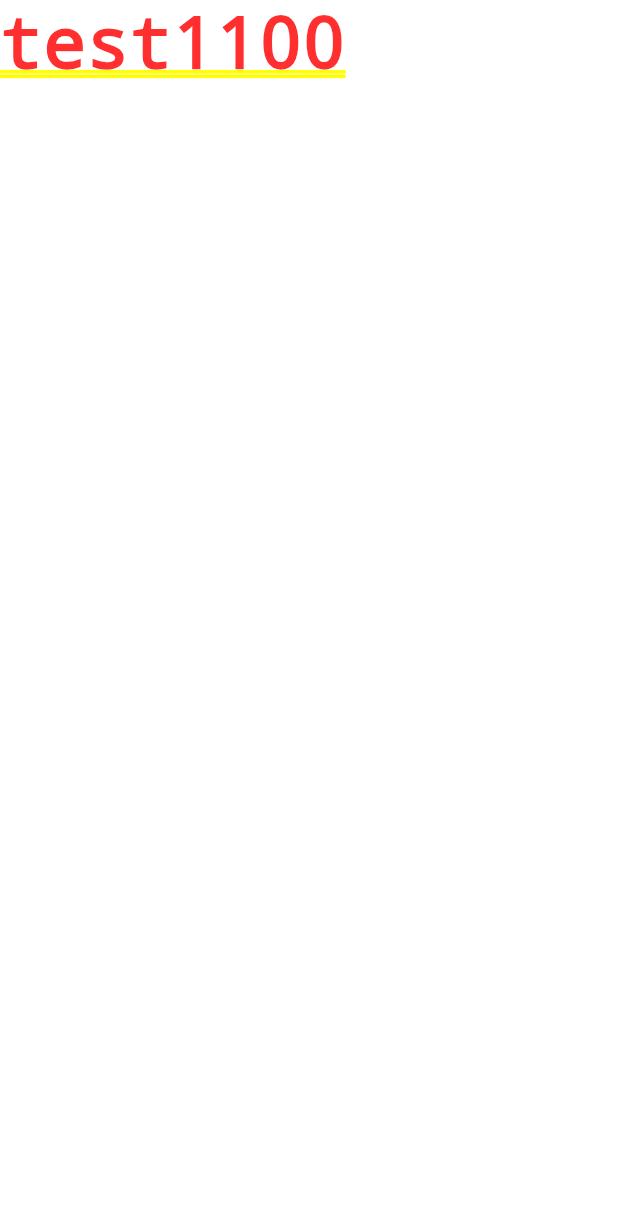
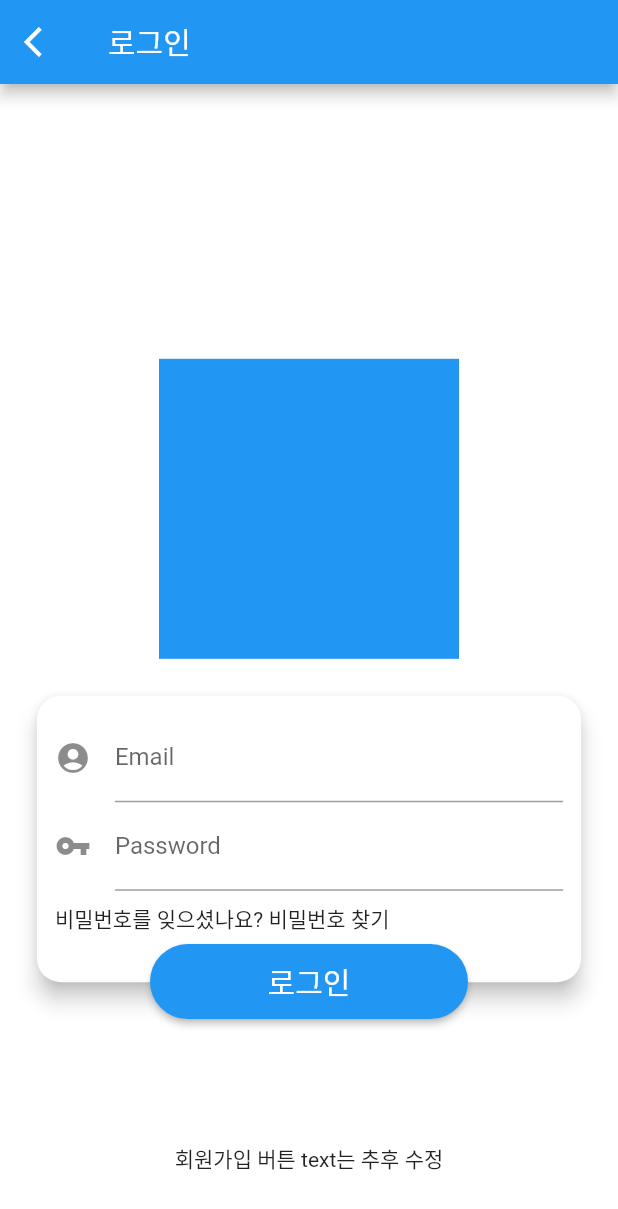
Before and after one commit to youngjin0305/Flutter_test, a Flutter app: the screen it shows after launch, on a phone screen of 412 x 824 dp. Shown: the top 1209 px of the screen. Run offline on Flutter 3.47's test engine with Material 2 defaults, Android fonts, the light colour scheme and no system bars.

Commit message:
update_login_page

```diff
--- a/analysis_options.yaml
+++ b/analysis_options.yaml
@@ -26,6 +26,7 @@ linter:
     prefer_const_constructors_in_immutables : false
     prefer_const_constructors : false
     avoid_print : false
+    prefer_const_literals_to_create_immutables : false
     # avoid_print: false  # Uncomment to disable the `avoid_print` rule
     # prefer_single_quotes: true  # Uncomment to enable the `prefer_single_quotes` rule
 
--- /dev/null
+++ b/lib/data/join_or_login.dart
@@ -0,0 +1,12 @@
+import 'package:flutter/foundation.dart';
+
+class JoinOrLogin extends ChangeNotifier{
+  bool _isJoin = false;
+
+  bool get isJoin => _isJoin;
+
+  void toggle(){
+    _isJoin = !_isJoin;
+    notifyListeners();
+  }
+}
--- a/lib/main.dart
+++ b/lib/main.dart
@@ -1,4 +1,7 @@
+import 'package:bf_project/data/join_or_login.dart';
+import 'package:bf_project/screens/login.dart';
 import 'package:flutter/material.dart';
+import 'package:provider/provider.dart';
 
 void main() {
   runApp(const MyApp());
@@ -6,11 +9,13 @@ void main() {
 
 class MyApp extends StatelessWidget {
   const MyApp({Key? key}) : super(key: key);
-
   @override
   Widget build(BuildContext context) {
-    return const MaterialApp(
-      home : Text('test1100')
+    return MaterialApp(
+      home : ChangeNotifierProvider<JoinOrLogin>.value(
+        value: JoinOrLogin(),
+        child: AuthPage()
+      ),
     );
   }
 }
--- /dev/null
+++ b/lib/screens/login.dart
@@ -0,0 +1,123 @@
+import 'package:flutter/material.dart';
+
+class AuthPage extends StatelessWidget {
+  AuthPage({Key? key}) : super(key: key);
+  final GlobalKey<FormState> _formkey = GlobalKey<FormState>();
+  final TextEditingController _emailController = TextEditingController();
+  final TextEditingController _passwordController = TextEditingController();
+  @override
+  Widget build(BuildContext context) {
+    final Size size = MediaQuery.of(context).size;
+    return Scaffold(
+        appBar: AppBar(
+          title: Text("로그인"),
+          leading: IconButton(
+            icon: Icon(Icons.arrow_back_ios),
+            onPressed: (){
+
+          },),
+        ),
+        body: Stack(
+            alignment: Alignment.center,
+            children: <Widget>[
+              Container(color: Colors.white),
+              Column(
+                crossAxisAlignment: CrossAxisAlignment.center,
+                mainAxisAlignment: MainAxisAlignment.end,
+                children: <Widget>[
+                  Container(width:200, height:200, color:Colors.blue), // 로고 넣을 자리
+                  SizedBox(
+                    width: 850,
+                    child: Stack(
+                      children: <Widget>[
+                        _inputForm(size),
+                        _authButton(size),
+                      ],
+                    ),
+                  ),
+                  Container(height: size.height * 0.1,),
+                  Text("회원가입 버튼 text는 추후 수정"),
+                  Container(height: size.height * 0.05,),
+                ],
+              ),
+            ]
+        )
+    );
+  }
+
+  Widget _authButton(Size size){
+    return Positioned(
+      left: 100,
+      right: 100,
+      bottom: 0,
+      child: SizedBox(
+        height: 50,
+        child: ElevatedButton(
+          style: ElevatedButton.styleFrom(
+            backgroundColor: Colors.blue,
+            shape: RoundedRectangleBorder(
+              borderRadius: BorderRadius.circular(25),
+            ),
+          ),
+          onPressed: (){
+            if(_formkey.currentState?.validate() != null){
+              //
+            }
+          },
+          child: Text("로그인", style: TextStyle(fontSize: 20, color: Colors.white),),
+        ),
+      ),
+    );
+  }
+
+  Widget _inputForm(Size size){
+    return Padding(
+      padding: EdgeInsets.all(size.width*0.05),
+      child: Card(
+        shape: RoundedRectangleBorder(
+            borderRadius: BorderRadius.circular(16)
+        ),
+        elevation: 6,
+        child: Padding(
+          padding: const EdgeInsets.only(left: 12, right: 12, top: 12, bottom: 32),
+          child: Form(
+              key: _formkey,
+              child: Column(
+                  crossAxisAlignment: CrossAxisAlignment.start,
+                  children: <Widget>[
+                    TextFormField(
+                      controller: _emailController,
+                      decoration: InputDecoration(
+                        icon: Icon(Icons.account_circle),
+                        labelText: "Email",
+                      ),
+                      validator: (String? value){
+                        if(value == null){
+                          return "이메일 주소를 입력해주세요";
+                        }
+                        return  null;
+                      },
+                    ),
+                    TextFormField(
+                      obscureText: true,
+                      controller: _passwordController,
+                      decoration: InputDecoration(
+                        icon: Icon(Icons.vpn_key),
+                        labelText: "Password",
+                      ),
+                      validator: (String? value){
+                        if(value == null){
+                          return "비밀번호를 입력해주세요";
+                        }
+                        return  null;
+                      },
+                    ),
+                    Container(height: 8,),
+                    Text("비밀번호를 잊으셨나요? 비밀번호 찾기")
+                  ]
+              )),
+        ),
+      ),
+    );
+  }
+}
--- a/pubspec.yaml
+++ b/pubspec.yaml
@@ -35,6 +35,7 @@ dependencies:
   # The following adds the Cupertino Icons font to your application.
   # Use with the CupertinoIcons class for iOS style icons.
   cupertino_icons: ^1.0.2
+  provider: ^6.0.5
 
 dev_dependencies:
   flutter_test:
```
Also changed, not shown: pubspec.lock, 1 other file.
